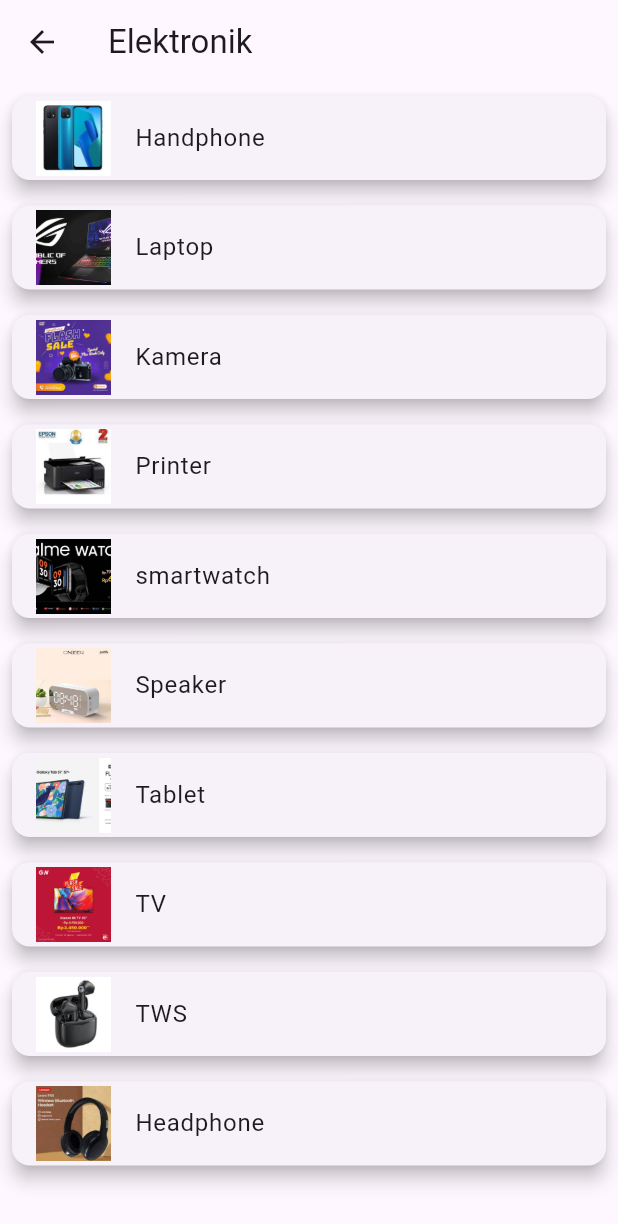
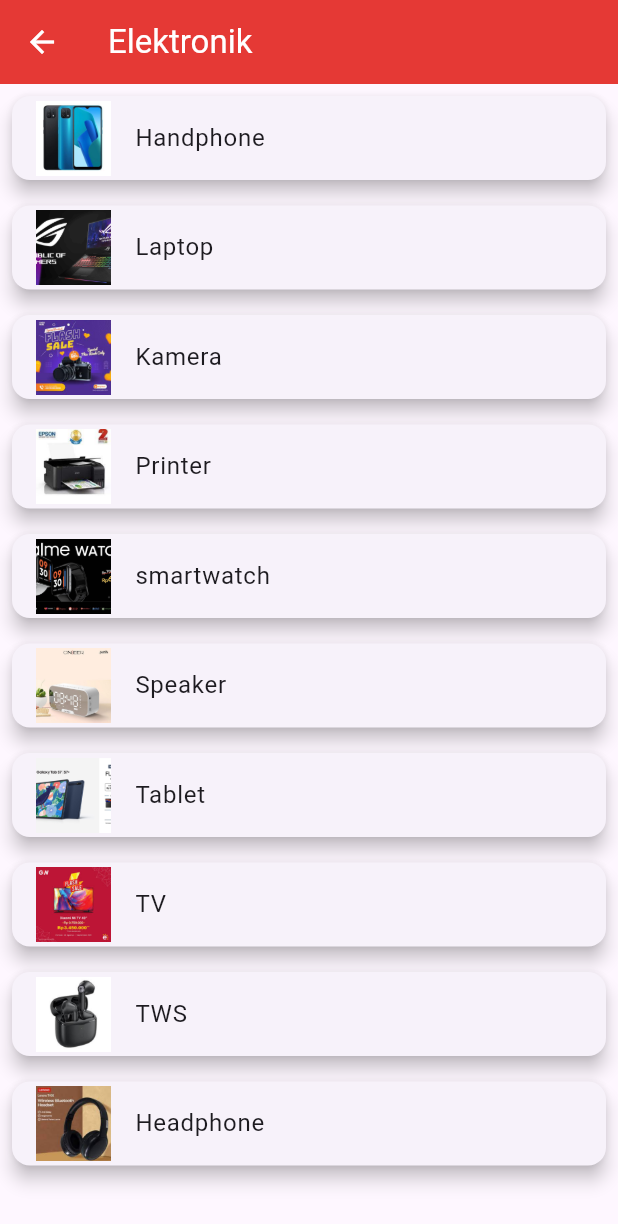
Before and after one commit to danielhartonohonoris/marketplaceuas, a Flutter app: the Elektronik screen opened directly, on a phone screen of 412 x 824 dp. Shown: the top 1224 px of the screen. Run offline on Flutter 3.47's test engine with Material 3 defaults, Android fonts, the phone set to English and light mode, and no system bars; our stand-ins replace carousel_slider, firebase_auth, firebase_core, get, google_nav_bar, velocity_x; missing offline and left inert: flutter_launcher_icons; accounts and stored records are empty.

Commit message:
modifikasi warna appbar dan text

```diff
--- a/lib/KategoriPage/Elektronik.dart
+++ b/lib/KategoriPage/Elektronik.dart
@@ -21,7 +21,10 @@ class _ElektronikState extends State<Elektronik> {
   Widget build(BuildContext context) {
     return Scaffold(
       appBar: AppBar(
+        backgroundColor: Colors.red.shade600,
+        foregroundColor: Colors.white,
         title: Text('Elektronik'),
+
       ),
       body: ListView(
         children: [
--- a/lib/KategoriPage/Kecantikan.dart
+++ b/lib/KategoriPage/Kecantikan.dart
@@ -21,6 +21,8 @@ class _KecantikanState extends State<Kecantikan> {
   Widget build(BuildContext context) {
     return Scaffold(
       appBar: AppBar(
+        backgroundColor: Colors.red.shade600,
+        foregroundColor: Colors.white,
         title: Text('Kecantikan'),
       ),
       body: ListView(
--- a/lib/KategoriPage/MakananMinuman.dart
+++ b/lib/KategoriPage/MakananMinuman.dart
@@ -21,6 +21,8 @@ class _MakananMinumanState extends State<MakananMinuman> {
   Widget build(BuildContext context) {
     return Scaffold(
       appBar: AppBar(
+        backgroundColor: Colors.red.shade600,
+        foregroundColor: Colors.white,
         title: Text('Makanan & Minuman'),
       ),
       body: ListView(
--- a/lib/KategoriPage/Pakaian.dart
+++ b/lib/KategoriPage/Pakaian.dart
@@ -23,6 +23,8 @@ class _PakaianState extends State<Pakaian> {
   Widget build(BuildContext context) {
     return Scaffold(
       appBar: AppBar(
+        backgroundColor: Colors.red.shade600,
+        foregroundColor: Colors.white,
         title: Text('Pakaian'),
       ),
       body: ListView(
--- a/lib/searchProduct/searchpage.dart
+++ b/lib/searchProduct/searchpage.dart
@@ -60,6 +60,8 @@ class _SearchPageState extends State<SearchPage> {
   Widget build(BuildContext context) {
     return Scaffold(
       appBar: AppBar(
+        backgroundColor: Colors.red.shade600,
+        foregroundColor: Colors.white,
         title: const Text('Search'),
       ),
       body: Column(
```
Also changed, not shown: pubspec.lock.
